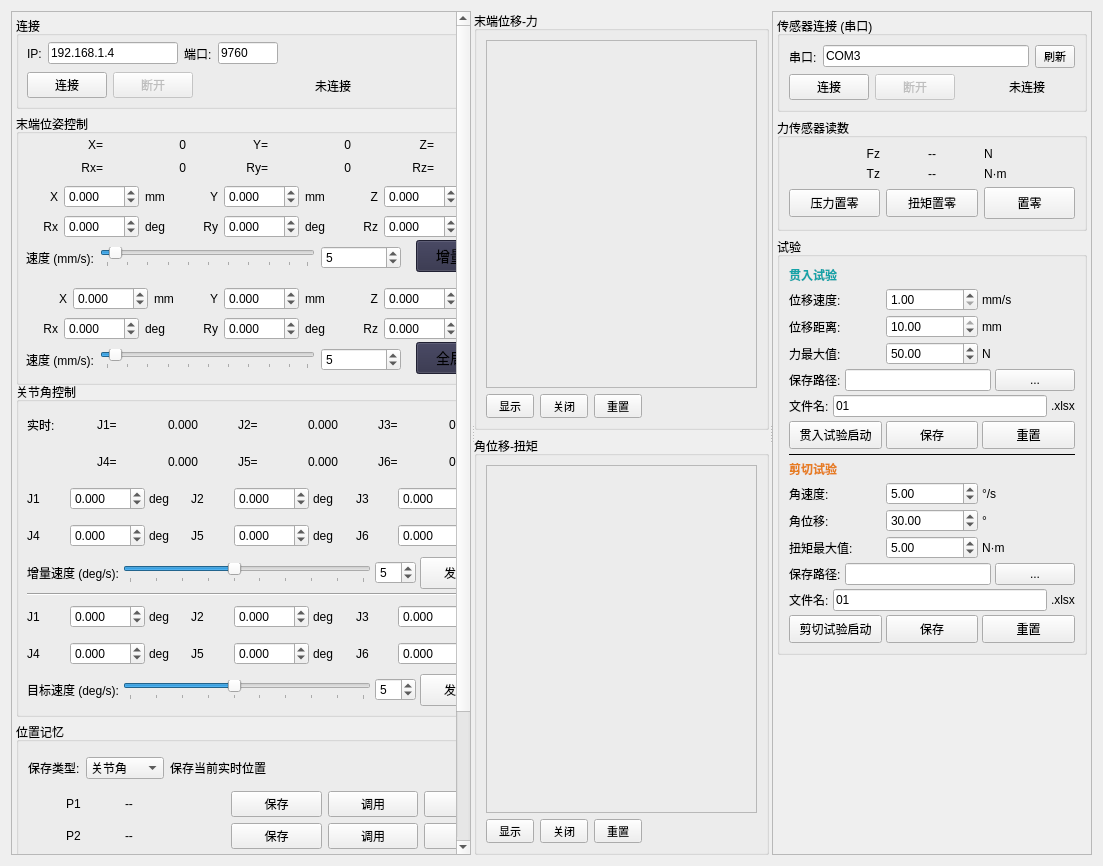
First picture: the form in main_window_2.ui, repository 617482966-lzh/robotic_arm_v1, before the edit.
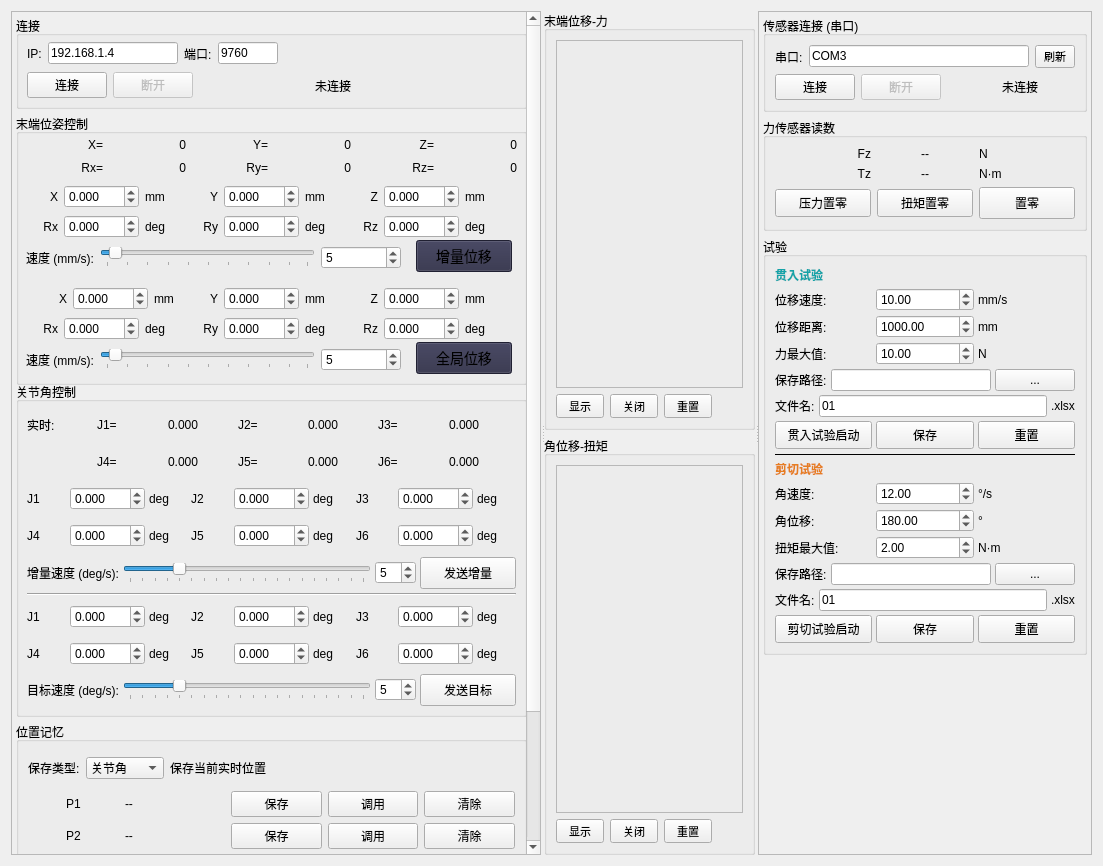
Second picture: the form after the edit.

What changed in the file:
```diff
--- a/main_window_2.ui
+++ b/main_window_2.ui
@@ -22,13 +22,13 @@
      <widget class="QScrollArea" name="robotScrollArea">
       <property name="minimumSize">
        <size>
-        <width>460</width>
+        <width>530</width>
         <height>0</height>
        </size>
       </property>
       <property name="maximumSize">
        <size>
-        <width>520</width>
+        <width>580</width>
         <height>16777215</height>
        </size>
       </property>
@@ -1761,7 +1761,7 @@
               <number>1</number>
              </property>
              <property name="maximum">
-              <number>10</number>
+              <number>20</number>
              </property>
              <property name="pageStep">
               <number>1</number>
@@ -2033,7 +2033,7 @@
               <number>1</number>
              </property>
              <property name="maximum">
-              <number>10</number>
+              <number>20</number>
              </property>
              <property name="pageStep">
               <number>1</number>
@@ -2733,13 +2733,13 @@
      <widget class="QScrollArea" name="sensorScrollArea">
       <property name="minimumSize">
        <size>
-        <width>280</width>
+        <width>330</width>
         <height>0</height>
        </size>
       </property>
       <property name="maximumSize">
        <size>
-        <width>320</width>
+        <width>370</width>
         <height>16777215</height>
        </size>
       </property>
@@ -3065,7 +3065,7 @@
                 <double>100.000000000000000</double>
                </property>
                <property name="value">
-                <double>1.000000000000000</double>
+                <double>10.000000000000000</double>
                </property>
               </widget>
              </item>
@@ -3102,13 +3102,13 @@
                 </size>
                </property>
                <property name="minimum">
-                <double>-10.000000000000000</double>
+                <double>-2000.000000000000000</double>
                </property>
                <property name="maximum">
-                <double>10.000000000000000</double>
+                <double>2000.000000000000000</double>
                </property>
                <property name="value">
-                <double>10.000000000000000</double>
+                <double>1000.000000000000000</double>
                </property>
               </widget>
              </item>
@@ -3151,7 +3151,7 @@
                 <double>500.000000000000000</double>
                </property>
                <property name="value">
-                <double>50.000000000000000</double>
+                <double>10.000000000000000</double>
                </property>
               </widget>
              </item>
@@ -3316,13 +3316,13 @@
                 </size>
                </property>
                <property name="minimum">
-                <double>0.100000000000000</double>
+                <double>1.000000000000000</double>
                </property>
                <property name="maximum">
-                <double>360.000000000000000</double>
+                <double>20.000000000000000</double>
                </property>
                <property name="value">
-                <double>5.000000000000000</double>
+                <double>12.000000000000000</double>
                </property>
               </widget>
              </item>
@@ -3365,7 +3365,7 @@
                 <double>360.000000000000000</double>
                </property>
                <property name="value">
-                <double>30.000000000000000</double>
+                <double>180.000000000000000</double>
                </property>
               </widget>
              </item>
@@ -3408,7 +3408,7 @@
                 <double>50.000000000000000</double>
                </property>
                <property name="value">
-                <double>5.000000000000000</double>
+                <double>2.000000000000000</double>
                </property>
               </widget>
              </item>
```
Left out of the diff: 4 changed lines with no effect on the pictures.
